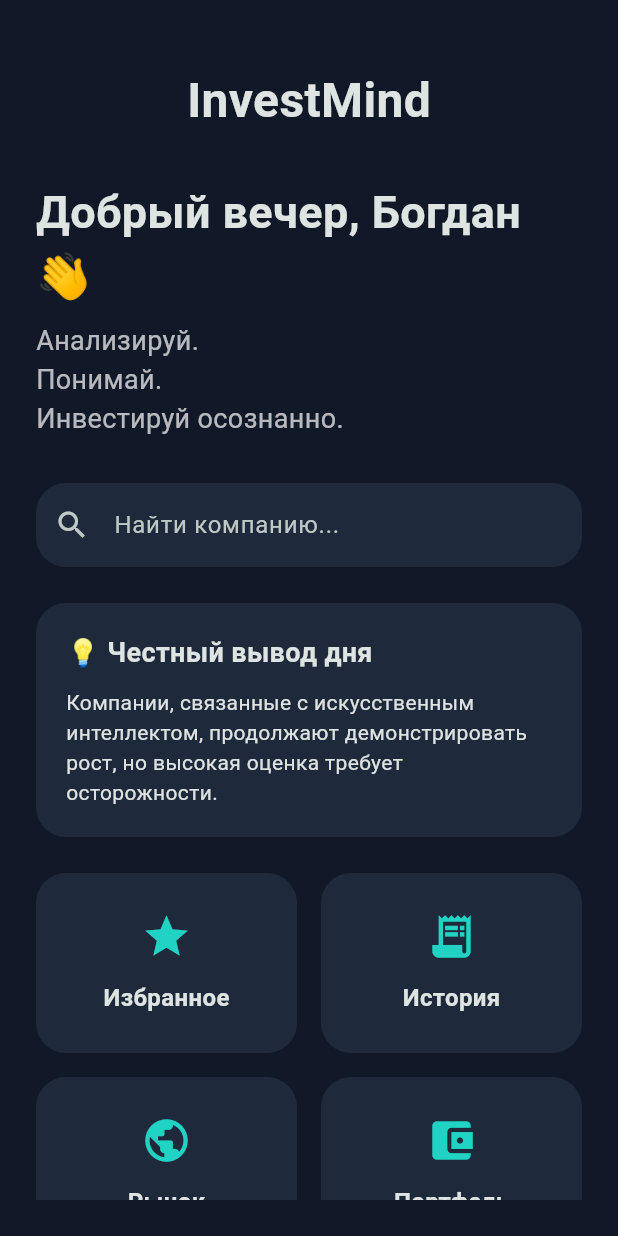
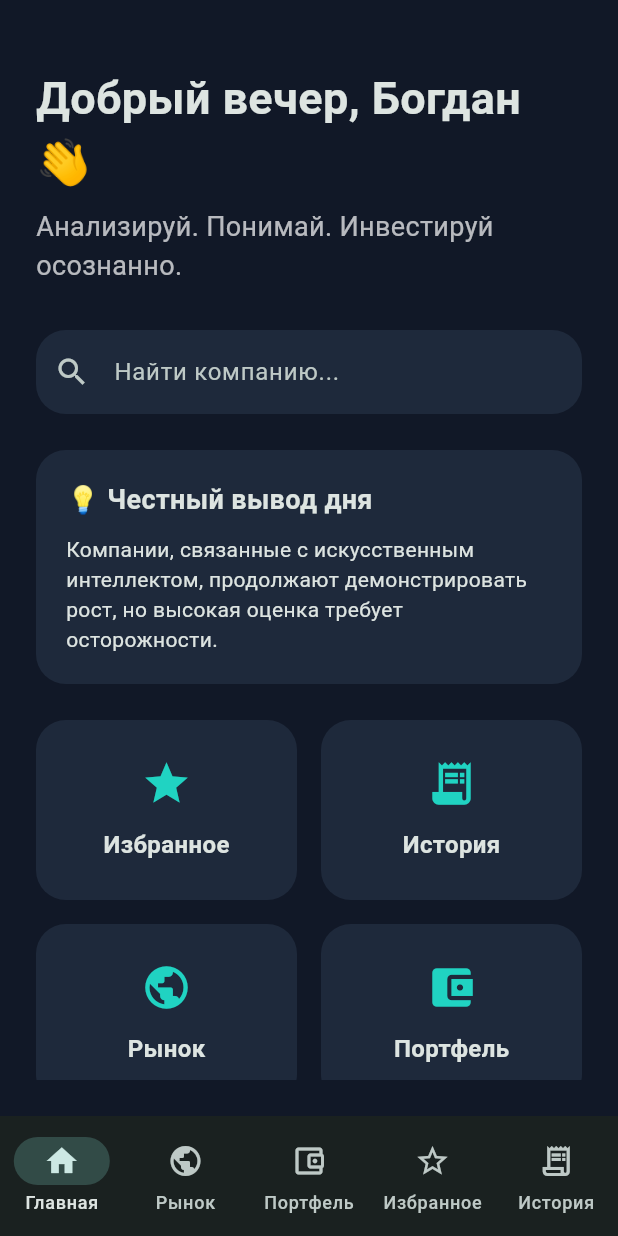
Before and after one commit to bogdanschutskiy72-eng/investmind, a Flutter app: the screen it shows after launch, on a phone screen of 412 x 824 dp. Run offline on Flutter 3.47's test engine with Material 3 defaults, Android fonts, the phone set to English and light mode, and no system bars; our stand-ins replace fl_chart, shared_preferences.

Commit message:
Add responsive app navigation

```diff
--- a/lib/app/app.dart
+++ b/lib/app/app.dart
@@ -1,5 +1,6 @@
 import 'package:flutter/material.dart';
-import '../features/home/home_screen.dart';
+
+import 'app_shell.dart';
 
 class InvestMindApp extends StatelessWidget {
   const InvestMindApp({super.key});
@@ -17,7 +18,7 @@
           brightness: Brightness.dark,
         ),
       ),
-      home: const HomeScreen(),
+      home: const AppShell(),
     );
   }
 }
--- /dev/null
+++ b/lib/app/app_shell.dart
@@ -0,0 +1,195 @@
+import 'package:flutter/material.dart';
+
+import '../features/favorites/favorites_screen.dart';
+import '../features/home/home_screen.dart';
+import '../features/market/market_screen.dart';
+import '../features/portfolio/portfolio_screen.dart';
+import '../features/transactions/transactions_screen.dart';
+
+class AppShell extends StatefulWidget {
+  const AppShell({super.key});
+
+  @override
+  State<AppShell> createState() => _AppShellState();
+}
+
+class _AppShellState extends State<AppShell> {
+  int _selectedIndex = 0;
+
+  void _selectPage(int index) {
+    setState(() {
+      _selectedIndex = index;
+    });
+  }
+
+  List<Widget> _buildPages() {
+    return [
+      HomeScreen(
+        onOpenMarket: () => _selectPage(1),
+        onOpenPortfolio: () => _selectPage(2),
+        onOpenFavorites: () => _selectPage(3),
+        onOpenTransactions: () => _selectPage(4),
+      ),
+      const MarketScreen(),
+      const PortfolioScreen(),
+      const FavoritesScreen(),
+      const TransactionsScreen(),
+    ];
+  }
+
+  @override
+  Widget build(BuildContext context) {
+    final pages = _buildPages();
+
+    return LayoutBuilder(
+      builder: (context, constraints) {
+        final isDesktop = constraints.maxWidth >= 900;
+        final isWideDesktop = constraints.maxWidth >= 1200;
+
+        if (isDesktop) {
+          return Scaffold(
+            body: Row(
+              children: [
+                NavigationRail(
+                  extended: isWideDesktop,
+                  selectedIndex: _selectedIndex,
+                  onDestinationSelected: _selectPage,
+                  backgroundColor: const Color(0xFF0F172A),
+                  indicatorColor:
+                      const Color(0xFF20D3C2).withValues(
+                    alpha: 0.16,
+                  ),
+                  selectedIconTheme: const IconThemeData(
+                    color: Color(0xFF20D3C2),
+                  ),
+                  selectedLabelTextStyle: const TextStyle(
+                    color: Color(0xFF20D3C2),
+                    fontWeight: FontWeight.bold,
+                  ),
+                  leading: Padding(
+                    padding: const EdgeInsets.symmetric(
+                      vertical: 24,
+                    ),
+                    child: isWideDesktop
+                        ? const Row(
+                            mainAxisSize: MainAxisSize.min,
+                            children: [
+                              Icon(
+                                Icons.lightbulb_outline,
+                                color: Color(0xFF20D3C2),
+                                size: 30,
+                              ),
+                              SizedBox(width: 12),
+                              Text(
+                                'InvestMind',
+                                style: TextStyle(
+                                  fontSize: 22,
+                                  fontWeight: FontWeight.bold,
+                                ),
+                              ),
+                            ],
+                          )
+                        : const Icon(
+                            Icons.lightbulb_outline,
+                            color: Color(0xFF20D3C2),
+                            size: 30,
+                          ),
+                  ),
+                  destinations: const [
+                    NavigationRailDestination(
+                      icon: Icon(Icons.home_outlined),
+                      selectedIcon: Icon(Icons.home),
+                      label: Text('Главная'),
+                    ),
+                    NavigationRailDestination(
+                      icon: Icon(Icons.public_outlined),
+                      selectedIcon: Icon(Icons.public),
+                      label: Text('Рынок'),
+                    ),
+                    NavigationRailDestination(
+                      icon: Icon(
+                        Icons.account_balance_wallet_outlined,
+                      ),
+                      selectedIcon: Icon(
+                        Icons.account_balance_wallet,
+                      ),
+                      label: Text('Портфель'),),
+                    NavigationRailDestination(
+                      icon: Icon(Icons.star_border),
+                      selectedIcon: Icon(Icons.star),
+                      label: Text('Избранное'),
+                    ),
+                    NavigationRailDestination(
+                      icon: Icon(
+                        Icons.receipt_long_outlined,
+                      ),
+                      selectedIcon: Icon(
+                        Icons.receipt_long,
+                      ),
+                      label: Text('История'),
+                    ),
+                  ],
+                ),
+                const VerticalDivider(
+                  width: 1,
+                  thickness: 1,
+                  color: Color(0xFF1E293B),
+                ),
+                Expanded(
+                  child: IndexedStack(
+                    index: _selectedIndex,
+                    children: pages,
+                  ),
+                ),
+              ],
+            ),
+          );
+        }
+
+        return Scaffold(
+          body: IndexedStack(
+            index: _selectedIndex,
+            children: pages,
+          ),
+          bottomNavigationBar: NavigationBar(
+            selectedIndex: _selectedIndex,
+            onDestinationSelected: _selectPage,
+            destinations: const [
+              NavigationDestination(
+                icon: Icon(Icons.home_outlined),
+                selectedIcon: Icon(Icons.home),
+                label: 'Главная',
+              ),
+              NavigationDestination(
+                icon: Icon(Icons.public_outlined),
+                selectedIcon: Icon(Icons.public),
+                label: 'Рынок',
+              ),
+              NavigationDestination(
+                icon: Icon(
+                  Icons.account_balance_wallet_outlined,
+                ),
+                selectedIcon: Icon(
+                  Icons.account_balance_wallet,
+                ),
+                label: 'Портфель',
+              ),
+              NavigationDestination(
+                icon: Icon(Icons.star_border),
+                selectedIcon: Icon(Icons.star),
+                label: 'Избранное',
+              ),
+              NavigationDestination(
+                icon: Icon(Icons.receipt_long_outlined),
+                selectedIcon: Icon(
+                  Icons.receipt_long,
+                ),
+                label: 'История',
+              ),
+            ],
+          ),
+        );
+      },
+    );
+  }
+}
--- a/lib/features/home/home_screen.dart
+++ b/lib/features/home/home_screen.dart
@@ -1,33 +1,35 @@
 import 'package:flutter/material.dart';
 
 import '../../shared/widgets/feature_tile.dart';
-import '../favorites/favorites_screen.dart';
-import '../market/market_screen.dart';
-import '../portfolio/portfolio_screen.dart';
-import '../transactions/transactions_screen.dart';
 
 class HomeScreen extends StatelessWidget {
-  const HomeScreen({super.key});
+  final VoidCallback? onOpenFavorites;
+  final VoidCallback? onOpenTransactions;
+  final VoidCallback? onOpenMarket;
+  final VoidCallback? onOpenPortfolio;
+
+  const HomeScreen({
+    super.key,
+    this.onOpenFavorites,
+    this.onOpenTransactions,
+    this.onOpenMarket,
+    this.onOpenPortfolio,
+  });
 
   @override
   Widget build(BuildContext context) {
     return Scaffold(
       body: SafeArea(
+        child: Center(
+          child: ConstrainedBox(
+            constraints: const BoxConstraints(
+              maxWidth: 1200,
+            ),
             child: Padding(
               padding: const EdgeInsets.all(24),
               child: ListView(
                 children: [
                   const SizedBox(height: 20),
-              const Center(
-                child: Text(
-                  'InvestMind',
-                  style: TextStyle(
-                    fontSize: 32,
-                    fontWeight: FontWeight.bold,
-                  ),
-                ),
-              ),
-              const SizedBox(height: 30),
                   const Text(
                     'Добрый вечер, Богдан 👋',
                     style: TextStyle(
@@ -37,7 +39,7 @@
                   ),
                   const SizedBox(height: 8),
                   const Text(
-                'Анализируй.\nПонимай.\nИнвестируй осознанно.',
+                    'Анализируй. Понимай. Инвестируй осознанно.',
                     style: TextStyle(
                       fontSize: 18,
                       color: Colors.white70,
@@ -88,59 +90,28 @@
                       FeatureTile(
                         icon: Icons.star,
                         title: 'Избранное',
-                    onTap: () {
-                      Navigator.push(
-                        context,
-                        MaterialPageRoute(
-                          builder: (_) =>
-                              const FavoritesScreen(),
-                        ),
-                      );
-                    },
+                        onTap: onOpenFavorites ?? () {},
                       ),
                       const SizedBox(width: 16),
                       FeatureTile(
                         icon: Icons.receipt_long,
                         title: 'История',
-                    onTap: () {
-                      Navigator.push(
-                        context,
-                        MaterialPageRoute(
-                          builder: (_) =>
-                              const TransactionsScreen(),
-                        ),
-                      );
-                    },
+                        onTap: onOpenTransactions ?? () {},
                       ),
                     ],
                   ),
                   const SizedBox(height: 16),
-              Row(children: [
+                  Row(
+                    children: [
                       FeatureTile(
                         icon: Icons.public,
                         title: 'Рынок',
-                    onTap: () {
-                      Navigator.push(
-                        context,
-                        MaterialPageRoute(
-                          builder: (_) => const MarketScreen(),
-                        ),
-                      );
-                    },
+                        onTap: onOpenMarket ?? () {},
                       ),
                       const SizedBox(width: 16),
-                  FeatureTile(
-                    icon: Icons.account_balance_wallet,
+                      FeatureTile(icon: Icons.account_balance_wallet,
                         title: 'Портфель',
-                    onTap: () {
-                      Navigator.push(
-                        context,
-                        MaterialPageRoute(
-                          builder: (_) =>
-                              const PortfolioScreen(),
-                        ),
-                      );
-                    },
+                        onTap: onOpenPortfolio ?? () {},
                       ),
                     ],
                   ),
@@ -148,6 +119,8 @@
               ),
             ),
           ),
+        ),
+      ),
     );
   }
 }
```
Lines whose indentation alone changed are shown as unchanged.
